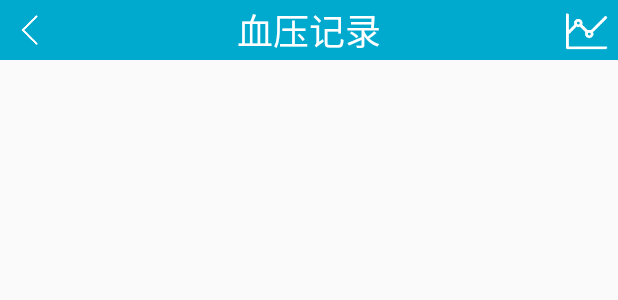
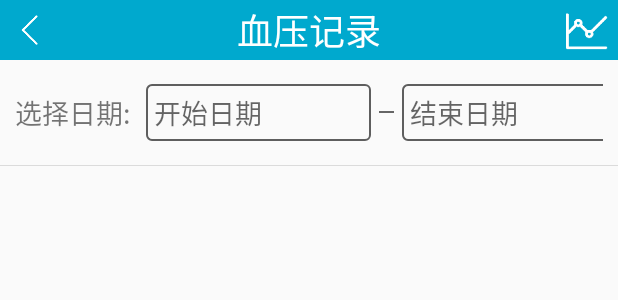
Before and after one commit to androidGL/SmallRobotProject, an Android app: the layout activity_bpm_history.xml on its own in the app's theme, with its tools: preview values and no code run, on a phone screen of 412 x 824 dp. Shown: the top 300 px of the screen. Run offline under Robolectric (Android 15) with nearby library versions, the phone set to English and light mode, and no system bars.

Commit message:
重要：福娃第一版封存

```diff
--- a/bloodpressure/src/main/java/com/pcare/bloodpressure/activity/BPMActivity.java
+++ b/bloodpressure/src/main/java/com/pcare/bloodpressure/activity/BPMActivity.java
@@ -251,7 +251,7 @@ public class BPMActivity extends BleProfileActivity implements BPMManagerCallbac
         }
 
         Calendar calendar = Calendar.getInstance();
-        calendar.set(2020, Integer.valueOf(monthS), Integer.valueOf(dayS),Integer.valueOf(hourS),Integer.valueOf(minS));
+        calendar.set(2020, Integer.valueOf(monthS)-1, Integer.valueOf(dayS),Integer.valueOf(hourS),Integer.valueOf(minS));
         if (null == mBPMEntity) {
             mBPMEntity = new BPMEntity();
         }
@@ -261,7 +261,7 @@ public class BPMActivity extends BleProfileActivity implements BPMManagerCallbac
         mBPMEntity.setMeanAPData("80.0");
         mBPMEntity.setPulseData("70.0");
         mBPMEntity.setTimeData(calendar.getTime());
-        mBPMEntity.setBpmId(UserDao.getCurrentUserId() + "-" + calendar.getTime());
+        mBPMEntity.setBpmId(UserDao.getCurrentUserId() + "-" + CommonUtil.getDateStr(calendar.getTime()));
         mBPMEntity.setUnit(getString(R.string.bpm_unit_mmhg));
         insertToNet(true);
 
@@ -285,6 +285,8 @@ public class BPMActivity extends BleProfileActivity implements BPMManagerCallbac
                     @Override
                     public void onError(Throwable e) {
                         e.printStackTrace();
+                        //TODO 暂时先保存下来
+                        BPMTableController.getInstance(getApplicationContext()).insert(mBPMEntity);
                     }
                 });
     }
--- a/bloodpressure/src/main/res/layout/activity_bpm_history.xml
+++ b/bloodpressure/src/main/res/layout/activity_bpm_history.xml
@@ -31,6 +31,7 @@
             android:layout_alignParentRight="true"
             android:src="@mipmap/wave" />
     </RelativeLayout>
+    <include layout="@layout/view_date_select"/>
 
     <androidx.recyclerview.widget.RecyclerView
         android:id="@+id/view_list_bpm"
--- /dev/null
+++ b/bloodpressure/src/main/res/layout/view_date_select.xml
@@ -0,0 +1,64 @@
+<?xml version="1.0" encoding="utf-8"?>
+<LinearLayout xmlns:android="http://schemas.android.com/apk/res/android"
+    android:orientation="vertical" android:layout_width="match_parent"
+    android:layout_height="wrap_content">
+    <LinearLayout
+        android:layout_width="match_parent"
+        android:layout_height="wrap_content"
+        android:orientation="horizontal"
+        android:layout_gravity="center_horizontal"
+        android:layout_margin="10dp"
+        android:gravity="center_vertical">
+        <TextView
+            android:layout_width="wrap_content"
+            android:layout_height="wrap_content"
+            android:text="选择日期:"
+            android:layout_marginRight="10dp"
+            android:textSize="@dimen/main_text_size"/>
+        <TextView
+            android:id="@+id/date_start"
+            android:layout_width="150dp"
+            android:layout_height="wrap_content"
+            android:textSize="@dimen/main_text_size"
+            android:tag="start"
+            android:padding="5dp"
+            android:onClick="selectDate"
+            android:hint="开始日期"
+            android:background="@drawable/bg_check_gray"/>
+        <View
+            android:layout_width="10dp"
+            android:layout_height="1dp"
+            android:background="@color/text_color"
+            android:layout_margin="5dp"/>
+        <TextView
+            android:id="@+id/date_end"
+            android:layout_width="150dp"
+            android:layout_height="wrap_content"
+            android:hint="结束日期"
+            android:tag="end"
+            android:padding="5dp"
+            android:onClick="selectDate"
+            android:textSize="@dimen/main_text_size"
+            android:background="@drawable/bg_check_gray"/>
+        <ImageView
+            android:layout_width="50dp"
+            android:layout_height="50dp"
+            android:padding="10dp"
+            android:onClick="clearDate"
+            android:src="@mipmap/reset_date"/>
+        <ImageView
+            android:layout_width="50dp"
+            android:layout_height="50dp"
+            android:padding="10dp"
+            android:onClick="filterList"
+            android:src="@mipmap/search_date"/>
+
+    </LinearLayout>
+    <View
+        android:layout_width="match_parent"
+        android:layout_height="1px"
+        android:layout_marginBottom="5dp"
+        android:background="@color/line_grey"
+        />
+
+</LinearLayout>
--- a/common/src/main/res/values/colors.xml
+++ b/common/src/main/res/values/colors.xml
@@ -23,7 +23,6 @@
 
     <color name="unselect">#f5f5f5</color>
     <color name="select">#BDBDBD</color>
-    <color name="red">#FF0000</color>
     <color name="result_param_text_color">#8B5A00</color>
     <color name="line_grey">#DBDBDB</color>
     <color name="line_blue">#53868B</color>
@@ -37,4 +36,9 @@
     <color name="main_title">#008B8B</color>
     <color name="table_bpm">#F0FFFF</color>
     <color name="list_title">#F0FFFF</color>
+
+    <color name="red">#D81E06</color>
+    <color name="yellow">#F4EA2A</color>
+    <color name="green">#1AFA29</color>
+
 </resources>
```
Also changed, not shown: bloodpressure/src/main/java/com/pcare/bloodpressure/activity/BPMHistoryActivity.java (+92 -25 lines), common/src/main/java/com/pcare/common/table/BPMTableController.java (+10 -0 lines), common/src/main/java/com/pcare/common/util/CommonUtil.java (+21 -0 lines), common/src/main/res/mipmap-xxhdpi/circle_green.png (added), common/src/main/res/mipmap-xxhdpi/circle_red.png (added), common/src/main/res/mipmap-xxhdpi/circle_yellow.png (added), common/src/main/res/mipmap-xxhdpi/reset_date.png (added), common/src/main/res/mipmap-xxhdpi/search_date.png (added).
